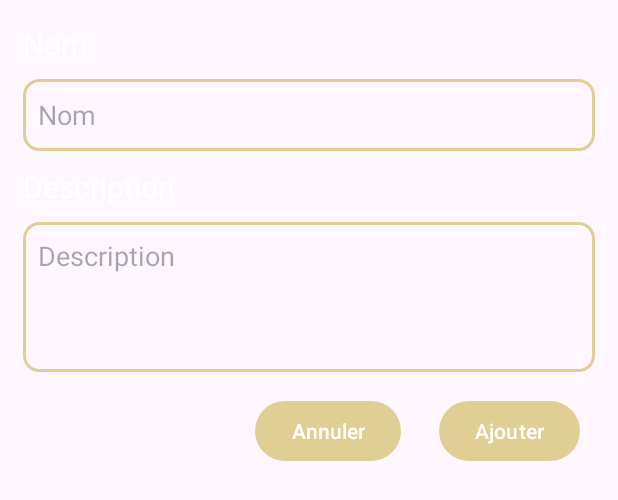
After one commit to Abdel-kobbi/oujda-shop, an Android app: the layout add_category_layout.xml on its own in the app's theme, with its tools: preview values and no code run, on a phone screen of 412 x 824 dp. The commit adds this screen. Shown: the top 500 px of the screen. Run offline under Robolectric (Android 15) with nearby library versions, the phone set to English and light mode, and no system bars.

Commit message:
Add category feature to allow users to add new categories.

```diff
--- a/app/src/main/java/com/kobbi/oujdashop/CategoryAdapter.java
+++ b/app/src/main/java/com/kobbi/oujdashop/Adapters/CategoryAdapter.java
@@ -1,4 +1,4 @@
-package com.kobbi.oujdashop;
+package com.kobbi.oujdashop.Adapters;
 
 import android.content.Context;
 import android.view.LayoutInflater;
@@ -11,6 +11,7 @@ import androidx.annotation.NonNull;
 import androidx.annotation.Nullable;
 
 import com.kobbi.oujdashop.Models.Category;
+import com.kobbi.oujdashop.R;
 
 import java.util.List;
 
--- /dev/null
+++ b/app/src/main/res/drawable/btn_add.xml
@@ -0,0 +1,5 @@
+<vector xmlns:android="http://schemas.android.com/apk/res/android" android:height="24dp" android:tint="#000000" android:viewportHeight="24" android:viewportWidth="24" android:width="24dp">
+
+    <path android:fillColor="@android:color/white" android:pathData="M19,13h-6v6h-2v-6H5v-2h6V5h2v6h6v2z"/>
+
+</vector>
--- /dev/null
+++ b/app/src/main/res/drawable/profile.xml
@@ -0,0 +1,5 @@
+<vector xmlns:android="http://schemas.android.com/apk/res/android" android:height="24dp" android:tint="#000000" android:viewportHeight="24" android:viewportWidth="24" android:width="24dp">
+
+    <path android:fillColor="@android:color/white" android:pathData="M12,2C6.48,2 2,6.48 2,12s4.48,10 10,10s10,-4.48 10,-10S17.52,2 12,2zM12,6c1.93,0 3.5,1.57 3.5,3.5S13.93,13 12,13s-3.5,-1.57 -3.5,-3.5S10.07,6 12,6zM12,20c-2.03,0 -4.43,-0.82 -6.14,-2.88C7.55,15.8 9.68,15 12,15s4.45,0.8 6.14,2.12C16.43,19.18 14.03,20 12,20z"/>
+
+</vector>
--- a/app/src/main/res/layout/activity_main.xml
+++ b/app/src/main/res/layout/activity_main.xml
@@ -2,7 +2,7 @@
 <RelativeLayout xmlns:android="http://schemas.android.com/apk/res/android"
     xmlns:app="http://schemas.android.com/apk/res-auto"
     xmlns:tools="http://schemas.android.com/tools"
-    android:id="@+id/main"
+    android:id="@+id/categoryLayout"
     android:layout_width="match_parent"
     android:layout_height="match_parent"
     android:orientation="vertical"
--- /dev/null
+++ b/app/src/main/res/layout/add_category_layout.xml
@@ -0,0 +1,68 @@
+<?xml version="1.0" encoding="utf-8"?>
+<LinearLayout xmlns:android="http://schemas.android.com/apk/res/android"
+    android:layout_width="match_parent"
+    android:layout_height="match_parent"
+    android:orientation="vertical"
+    android:padding="15dp"
+    android:theme="@style/Color.Input.Alert">
+
+
+    <TextView
+        android:id="@+id/categoryNameLabel"
+        android:layout_width="match_parent"
+        android:layout_height="wrap_content"
+        android:layout_marginBottom="10dp"
+        android:labelFor="@id/categoryName"
+        android:text="@string/categoryName"
+        android:textSize="20sp" />
+
+    <EditText
+        android:id="@+id/categoryName"
+        android:layout_width="match_parent"
+        android:layout_height="48dp"
+        android:background="@drawable/input_style"
+        android:hint="@string/categoryName"
+        android:inputType="text" />
+
+    <TextView
+        android:id="@+id/categoryDescLabel"
+        android:layout_width="match_parent"
+        android:layout_height="wrap_content"
+        android:layout_marginVertical="10dp"
+        android:layout_marginBottom="10dp"
+        android:labelFor="@id/categoryDesc"
+        android:text="@string/categoryDesc"
+        android:textSize="20sp" />
+
+    <EditText
+        android:id="@+id/categoryDesc"
+        android:layout_width="match_parent"
+        android:layout_height="100dp"
+        android:background="@drawable/input_style"
+        android:gravity="top"
+        android:hint="@string/categoryDesc"
+        android:inputType="text|textMultiLine" />
+
+    <LinearLayout
+        android:layout_width="match_parent"
+        android:layout_height="wrap_content"
+        android:layout_marginTop="15dp"
+        android:gravity="end"
+        android:orientation="horizontal">
+
+        <Button
+            android:id="@+id/btnCancel"
+            android:layout_width="wrap_content"
+            android:layout_height="wrap_content"
+            android:layout_marginEnd="15dp"
+            android:text="@string/cancel" />
+
+        <Button
+            android:id="@+id/btnAdd"
+            android:layout_width="wrap_content"
+            android:layout_height="wrap_content"
+            android:layout_marginHorizontal="10dp"
+            android:text="@string/add" />
+    </LinearLayout>
+
+</LinearLayout>
--- a/app/src/main/res/layout/toolbar.xml
+++ b/app/src/main/res/layout/toolbar.xml
@@ -1,5 +1,6 @@
 <?xml version="1.0" encoding="utf-8"?>
 <LinearLayout xmlns:android="http://schemas.android.com/apk/res/android"
+    xmlns:app="http://schemas.android.com/apk/res-auto"
     android:orientation="vertical"
     android:layout_width="match_parent"
     android:layout_height="match_parent">
@@ -10,5 +11,6 @@
         android:layout_height="wrap_content"
         android:background="?attr/colorPrimary"
         android:minHeight="?attr/actionBarSize"
+        app:titleTextColor="@color/black"
         android:theme="?attr/actionBarTheme" />
 </LinearLayout>
--- a/app/src/main/res/values-night/themes.xml
+++ b/app/src/main/res/values-night/themes.xml
@@ -5,4 +5,7 @@
         <item name="colorPrimary">@color/colorPrimary</item>
         <item name="colorPrimaryDark">@color/colorPrimaryDark</item>
     </style>
+    <style name="Color.Input.Alert" parent="Theme.OujdaShop">
+        <item name="android:textColor">@color/black</item>
+    </style>
 </resources>
--- a/app/src/main/res/values/colors.xml
+++ b/app/src/main/res/values/colors.xml
@@ -2,6 +2,6 @@
 <resources>
     <color name="black">#FF000000</color>
     <color name="white">#FFFFFFFF</color>
-    <color name="colorPrimary">#D9C378</color>
+    <color name="colorPrimary">#C7D9C378</color>
     <color name="colorPrimaryDark">#d9c278ad</color>
 </resources>
--- a/app/src/main/res/values/strings.xml
+++ b/app/src/main/res/values/strings.xml
@@ -11,4 +11,9 @@
     <string name="alreadyHaveAccount"><u>J\'ai déjà un compte</u></string>
     <string name="rememberMe">Se souvenir de moi</string>
     <string name="emptyListCategory">Aucune catégorie disponible</string>
+    <string name="add">Ajouter</string>
+    <string name="profile">Profil</string>
+    <string name="categoryName">Nom</string>
+    <string name="categoryDesc">Description</string>
+    <string name="cancel">Annuler</string>
 </resources>
--- a/app/src/main/res/values/themes.xml
+++ b/app/src/main/res/values/themes.xml
@@ -2,9 +2,16 @@
     <!-- Base application theme. -->
     <style name="Base.Theme.OujdaShop" parent="Theme.Material3.DayNight.NoActionBar">
         <!-- Customize your light theme here. -->
-         <item name="colorPrimary">@color/colorPrimary</item>
-         <item name="colorPrimaryDark">@color/colorPrimaryDark</item>
+        <item name="colorPrimary">@color/colorPrimary</item>
+        <item name="colorPrimaryDark">@color/colorPrimaryDark</item>
     </style>
 
     <style name="Theme.OujdaShop" parent="Base.Theme.OujdaShop" />
+
+
+    <style name="Color.Input.Alert" parent="Theme.OujdaShop">
+        <item name="android:textColor">@color/white</item>
+    </style>
+
+
 </resources>
```
Also changed, not shown: app/src/main/java/com/kobbi/oujdashop/Database.java (+14 -0 lines), app/src/main/java/com/kobbi/oujdashop/MainActivity.java (+82 -7 lines), app/src/main/java/com/kobbi/oujdashop/Models/Category.java (+6 -1 lines), app/src/main/res/menu/main_menu.xml (added, +15 -0 lines).
